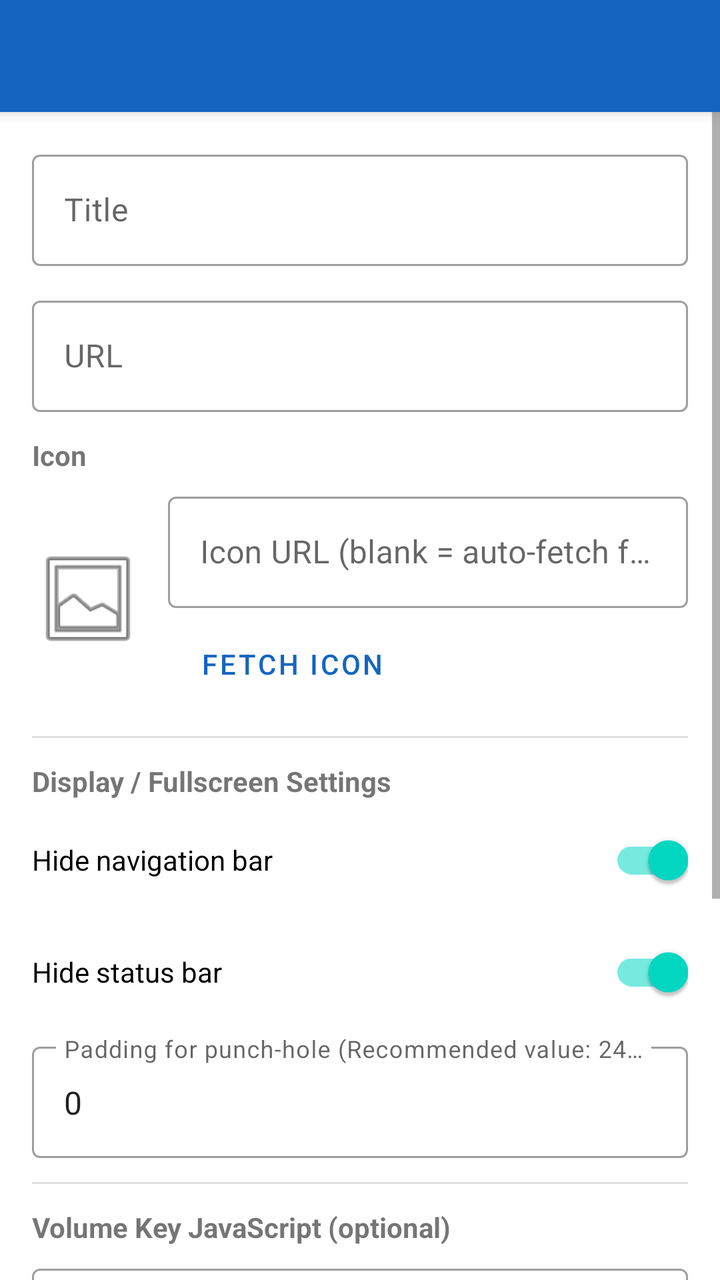
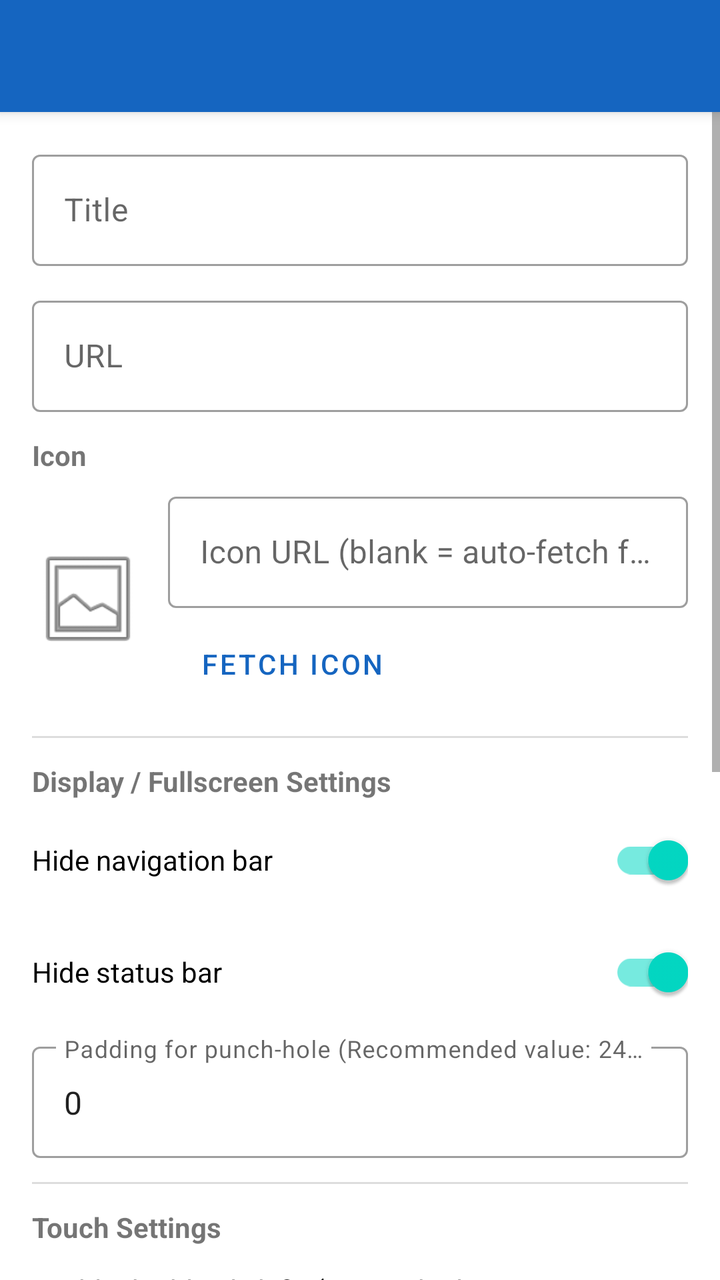

Two renders of the same Android screen: before a commit and after it. Below are the layout's source before the change and the commit's diff.
<!-- AndroidManifest.xml: application theme Theme.FullScreenBrowsers -->
<!-- res/layout/activity_edit_sub_app.xml -->
<?xml version="1.0" encoding="utf-8"?>
<androidx.coordinatorlayout.widget.CoordinatorLayout
    xmlns:android="http://schemas.android.com/apk/res/android"
    xmlns:app="http://schemas.android.com/apk/res-auto"
    android:layout_width="match_parent"
    android:layout_height="match_parent">

    <com.google.android.material.appbar.AppBarLayout
        android:layout_width="match_parent"
        android:layout_height="wrap_content">

        <androidx.appcompat.widget.Toolbar
            android:id="@+id/toolbar"
            android:layout_width="match_parent"
            android:layout_height="?attr/actionBarSize"
            android:background="?attr/colorPrimary"
            android:theme="@style/ThemeOverlay.AppCompat.Dark.ActionBar"
            app:popupTheme="@style/ThemeOverlay.AppCompat.Light" />

    </com.google.android.material.appbar.AppBarLayout>

    <ScrollView
        android:layout_width="match_parent"
        android:layout_height="match_parent"
        app:layout_behavior="@string/appbar_scrolling_view_behavior">

        <LinearLayout
            android:layout_width="match_parent"
            android:layout_height="wrap_content"
            android:orientation="vertical"
            android:padding="16dp">

            <com.google.android.material.textfield.TextInputLayout
                android:layout_width="match_parent"
                android:layout_height="wrap_content"
                android:hint="Title"
                style="@style/Widget.MaterialComponents.TextInputLayout.OutlinedBox"
                android:layout_marginBottom="12dp">
                <com.google.android.material.textfield.TextInputEditText
                    android:id="@+id/etTitle"
                    android:layout_width="match_parent"
                    android:layout_height="wrap_content"
                    android:inputType="text"
                    android:imeOptions="actionNext" />
            </com.google.android.material.textfield.TextInputLayout>

            <com.google.android.material.textfield.TextInputLayout
                android:layout_width="match_parent"
                android:layout_height="wrap_content"
                android:hint="URL"
                style="@style/Widget.MaterialComponents.TextInputLayout.OutlinedBox"
                android:layout_marginBottom="12dp">
                <com.google.android.material.textfield.TextInputEditText
                    android:id="@+id/etUrl"
                    android:layout_width="match_parent"
                    android:layout_height="wrap_content"
                    android:inputType="textUri"
                    android:imeOptions="actionNext" />
            </com.google.android.material.textfield.TextInputLayout>

            <TextView
                android:layout_width="match_parent"
                android:layout_height="wrap_content"
                android:text="Icon"
                android:textStyle="bold"
                android:layout_marginBottom="6dp" />

            <LinearLayout
                android:layout_width="match_parent"
                android:layout_height="wrap_content"
                android:orientation="horizontal"
                android:gravity="center_vertical"
                android:layout_marginBottom="12dp">

                <ImageView
                    android:id="@+id/imgIconPreview"
                    android:layout_width="56dp"
                    android:layout_height="56dp"
                    android:scaleType="centerCrop"
                    android:src="@android:drawable/ic_menu_gallery"
                    android:layout_marginEnd="12dp" />

                <LinearLayout
                    android:layout_width="0dp"
                    android:layout_height="wrap_content"
                    android:layout_weight="1"
                    android:orientation="vertical">

                    <com.google.android.material.textfield.TextInputLayout
                        android:layout_width="match_parent"
                        android:layout_height="wrap_content"
                        android:hint="Icon URL (blank = auto-fetch favicon)"
                        style="@style/Widget.MaterialComponents.TextInputLayout.OutlinedBox"
                        android:layout_marginBottom="4dp">
                        <com.google.android.material.textfield.TextInputEditText
                            android:id="@+id/etIconUrl"
                            android:layout_width="match_parent"
                            android:layout_height="wrap_content"
                            android:inputType="textUri" />
                    </com.google.android.material.textfield.TextInputLayout>

                    <Button
                        android:id="@+id/btnFetchIcon"
                        android:layout_width="wrap_content"
                        android:layout_height="wrap_content"
                        android:text="Fetch Icon"
                        style="@style/Widget.MaterialComponents.Button.OutlinedButton" />
                </LinearLayout>
            </LinearLayout>

            <View
                android:layout_width="match_parent"
                android:layout_height="1dp"
                android:background="#DDD"
                android:layout_marginBottom="12dp" />

            
            <TextView
                android:layout_width="match_parent"
                android:layout_height="wrap_content"
                android:text="Display / Fullscreen Settings"
                android:textStyle="bold"
                android:layout_marginBottom="6dp" />

            <com.google.android.material.switchmaterial.SwitchMaterial
                android:id="@+id/switchHideNavigationBar"
                android:layout_width="match_parent"
                android:layout_height="wrap_content"
                android:text="Hide navigation bar"
                android:checked="true"
                android:layout_marginBottom="8dp" />

            <com.google.android.material.switchmaterial.SwitchMaterial
                android:id="@+id/switchHideStatusBar"
                android:layout_width="match_parent"
                android:layout_height="wrap_content"
                android:text="Hide status bar"
                android:checked="true"
                android:layout_marginBottom="8dp" />

            <com.google.android.material.textfield.TextInputLayout
                android:id="@+id/tilPunchHolePadding"
                android:layout_width="match_parent"
                android:layout_height="wrap_content"
                android:hint="Padding for punch-hole (Recommended value: 24dp)"
                style="@style/Widget.MaterialComponents.TextInputLayout.OutlinedBox"
                android:layout_marginBottom="12dp">
                <com.google.android.material.textfield.TextInputEditText
                    android:id="@+id/etPunchHolePadding"
                    android:layout_width="match_parent"
                    android:layout_height="wrap_content"
                    android:inputType="number"
                    android:text="0" />
            </com.google.android.material.textfield.TextInputLayout>

            <View
                android:layout_width="match_parent"
                android:layout_height="1dp"
                android:background="#DDD"
                android:layout_marginBottom="12dp" />

            <TextView
                android:layout_width="match_parent"
                android:layout_height="wrap_content"
                android:text="Volume Key JavaScript (optional)"
                android:textStyle="bold"
                android:layout_marginBottom="6dp" />

            <com.google.android.material.textfield.TextInputLayout
                android:layout_width="match_parent"
                android:layout_height="wrap_content"
                android:hint="Volume Down - JavaScript to inject"
                style="@style/Widget.MaterialComponents.TextInputLayout.OutlinedBox"
                android:layout_marginBottom="12dp">
                <com.google.android.material.textfield.TextInputEditText
                    android:id="@+id/etVolumeDownJs"
                    android:layout_width="match_parent"
                    android:layout_height="wrap_content"
                    android:inputType="textMultiLine"
                    android:gravity="top"
                    android:minLines="3"
                    android:maxLines="8"
                    android:scrollbars="vertical"
                    android:fontFamily="monospace" />
            </com.google.android.material.textfield.TextInputLayout>

            <com.google.android.material.textfield.TextInputLayout
                android:layout_width="match_parent"
                android:layout_height="wrap_content"
                android:hint="Volume Up - JavaScript to inject"
                style="@style/Widget.MaterialComponents.TextInputLayout.OutlinedBox"
                android:layout_marginBottom="20dp">
                <com.google.android.material.textfield.TextInputEditText
                    android:id="@+id/etVolumeUpJs"
                    android:layout_width="match_parent"
                    android:layout_height="wrap_content"
                    android:inputType="textMultiLine"
                    android:gravity="top"
                    android:minLines="3"
                    android:maxLines="8"
                    android:scrollbars="vertical"
                    android:fontFamily="monospace" />
            </com.google.android.material.textfield.TextInputLayout>

            <Button
                android:id="@+id/btnSave"
                android:layout_width="match_parent"
                android:layout_height="wrap_content"
                android:text="Save" />

        </LinearLayout>
    </ScrollView>

</androidx.coordinatorlayout.widget.CoordinatorLayout>
<!-- resources referenced by this layout -->
<resources>
  <style name="Theme.FullScreenBrowsers" parent="Theme.MaterialComponents.DayNight.NoActionBar">
          <item name="colorPrimary">#1565C0</item>
          <item name="colorPrimaryVariant">#003c8f</item>
          <item name="colorOnPrimary">@android:color/white</item>
          <item name="colorSecondary">#03DAC5</item>
      </style>
</resources>

<!-- the commit's change to res/layout/activity_edit_sub_app.xml (unified diff, before → after) -->
@@ -159,6 +159,43 @@
                 android:background="#DDD"
                 android:layout_marginBottom="12dp" />
 
+            
+            <TextView
+                android:layout_width="match_parent"
+                android:layout_height="wrap_content"
+                android:text="Touch Settings"
+                android:textStyle="bold"
+                android:layout_marginBottom="6dp" />
+
+            <com.google.android.material.switchmaterial.SwitchMaterial
+                android:id="@+id/switchFixDoubleClick"
+                android:layout_width="match_parent"
+                android:layout_height="wrap_content"
+                android:text="Enable double-click fix (ignore duplicate touches)"
+                android:checked="true"
+                android:layout_marginBottom="8dp" />
+
+            <com.google.android.material.textfield.TextInputLayout
+                android:id="@+id/tilDoubleClickThreshold"
+                android:layout_width="match_parent"
+                android:layout_height="wrap_content"
+                android:hint="Double-click fix threshold (ms)"
+                style="@style/Widget.MaterialComponents.TextInputLayout.OutlinedBox"
+                android:layout_marginBottom="12dp">
+                <com.google.android.material.textfield.TextInputEditText
+                    android:id="@+id/etDoubleClickThreshold"
+                    android:layout_width="match_parent"
+                    android:layout_height="wrap_content"
+                    android:inputType="number"
+                    android:text="150" />
+            </com.google.android.material.textfield.TextInputLayout>
+
+            <View
+                android:layout_width="match_parent"
+                android:layout_height="1dp"
+                android:background="#DDD"
+                android:layout_marginBottom="12dp" />
+
             <TextView
                 android:layout_width="match_parent"
                 android:layout_height="wrap_content"
